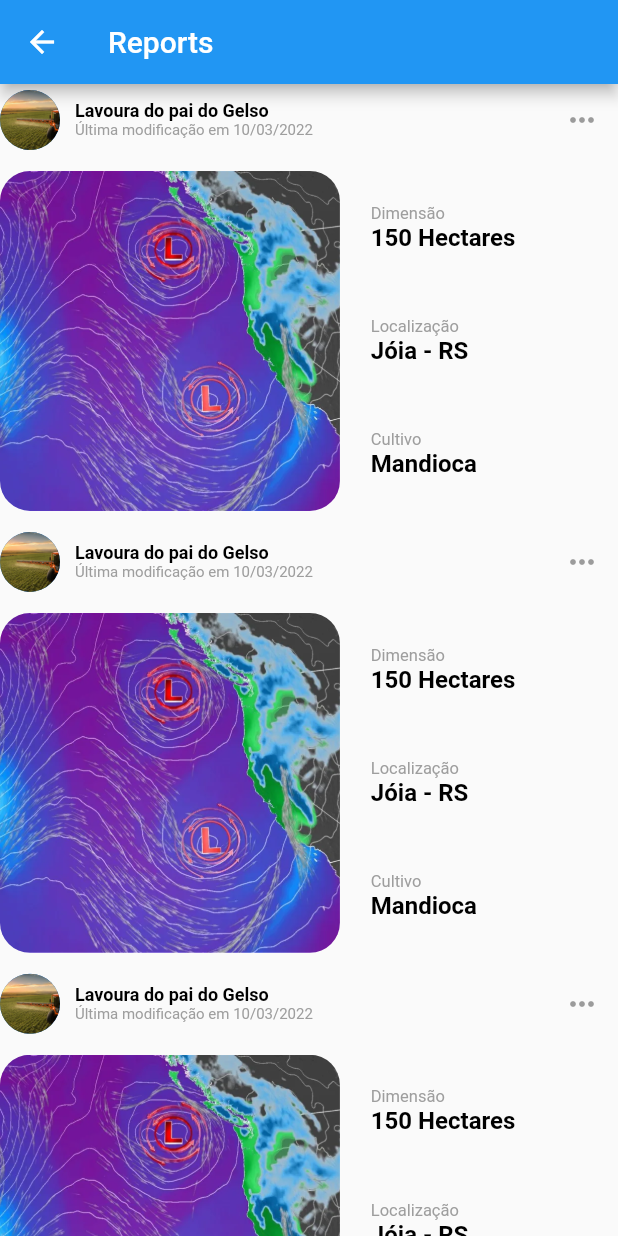
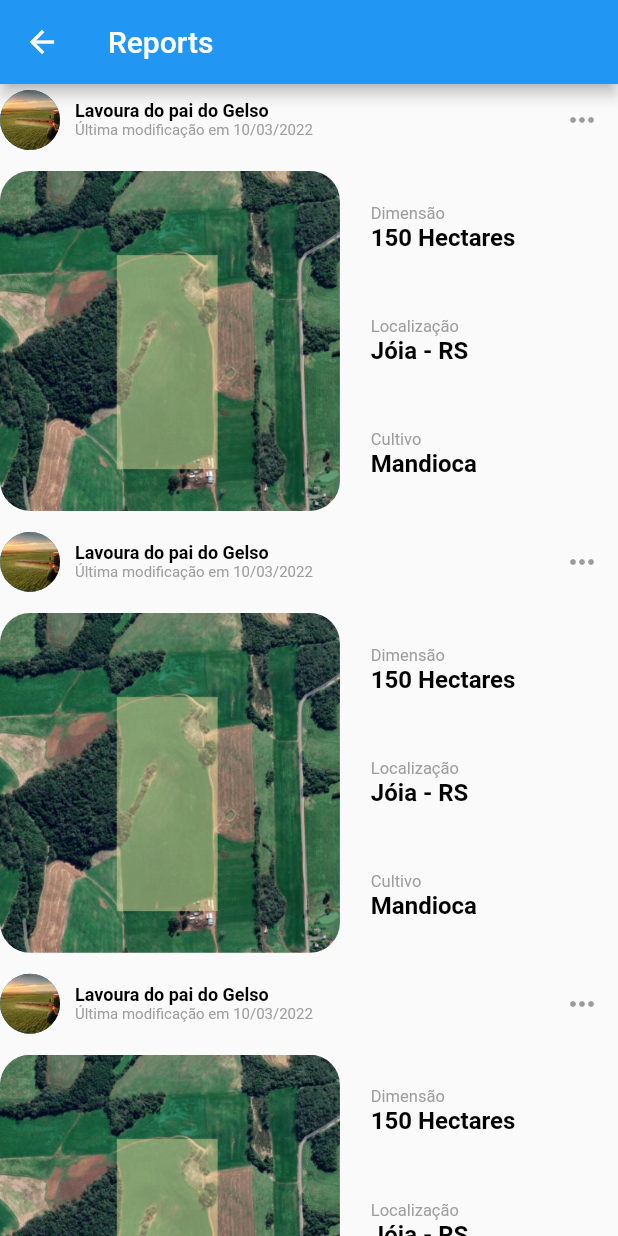
Before and after one commit to Atomiqui/agriscan, a Flutter app: the Reports screen opened by its route, on a phone screen of 412 x 824 dp. Run offline on Flutter 3.47's test engine with Material 2 defaults, Android fonts, the phone set to English and light mode, and no system bars; Roboto replaces fonts that are missing (Arial).

Commit message:
otimizando reportsPage e atualizando as notas.

```diff
--- a/lib/pages/reports.dart
+++ b/lib/pages/reports.dart
@@ -20,10 +20,62 @@ class _ReportsState extends State<Reports> {
         itemBuilder: (BuildContext context, int index) {
           return Column(
             children: [
-              const Row(
+              createHeaderRow('assets/images/aplicacoes.jpg', 'Lavoura do pai do Gelso', 'Última modificação em 10/03/2022'),
+              SizedBox(
+                height: 10,
+              ),
+              createsBodyRow(context, 'assets/images/areaInmap.png'),
+              SizedBox(
+                height: 10,
+              ),
+            ],
+          );
+        }
+      )
+    );
+  }
+
+  Row createsBodyRow(BuildContext context, String image) {
+    return Row(
+              mainAxisAlignment: MainAxisAlignment.start,
+              crossAxisAlignment: CrossAxisAlignment.center,
+              children: [
+                Container(
+                  height: MediaQuery.of(context).size.width * 0.55,
+                  width: MediaQuery.of(context).size.width * 0.55,
+                  decoration: BoxDecoration(
+                    borderRadius: BorderRadius.circular(20.0),
+                    image: DecorationImage(
+                      fit: BoxFit.cover,
+                      image: AssetImage(image),
+                    ),
+                  ),
+                ),
+                SizedBox(
+                  width: MediaQuery.of(context).size.width * 0.05,
+                ),
+                Container(
+                  height: MediaQuery.of(context).size.width * 0.55,
+                  child: Column(
+                    mainAxisAlignment: MainAxisAlignment.spaceAround,
+                    crossAxisAlignment: CrossAxisAlignment.start,
+                    children: [
+                      // TODO: isso aqui tem que ser dinâmico para cada item que vai ser criado.
+                      newRichText('Dimensão', '150 Hectares'),
+                      newRichText('Localização', 'Jóia - RS'),
+                      newRichText('Cultivo', 'Mandioca'),
+                    ],
+                  ),
+                ),
+              ],
+            );
+  }
+
+  Row createHeaderRow(String image, String titulo, String modific) {
+    return Row(
       children: [
         CircleAvatar(
-                    backgroundImage: AssetImage('assets/images/aplicacoes.jpg'),
+          backgroundImage: AssetImage(image),
           radius: 20.0, // ajuste este valor para alterar o tamanho da imagem
         ),
         SizedBox(width: 10.0), // espaço entre a imagem e o próximo widget no row
@@ -31,7 +83,7 @@ class _ReportsState extends State<Reports> {
           crossAxisAlignment: CrossAxisAlignment.start,
           children: [
             Text(
-                        'Lavoura do pai do Gelso',
+              titulo,
               style: TextStyle(
                 color: Colors.black,
                 fontSize: 12.0,
@@ -43,7 +95,7 @@ class _ReportsState extends State<Reports> {
               textAlign: TextAlign.left,
             ),
             Text(
-                        'Última modificação em 10/03/2022',
+              modific,
               style: TextStyle(
                 color: Colors.grey,
                 fontSize: 10.0,
@@ -62,49 +114,6 @@ class _ReportsState extends State<Reports> {
           onPressed: null,
         ),
       ],
-              ),
-              SizedBox(
-                height: 10,
-              ),
-              Row(
-                mainAxisAlignment: MainAxisAlignment.start,
-                crossAxisAlignment: CrossAxisAlignment.center,
-                children: [
-                  Container(
-                    height: MediaQuery.of(context).size.width * 0.55,
-                    width: MediaQuery.of(context).size.width * 0.55,
-                    decoration: BoxDecoration(
-                      borderRadius: BorderRadius.circular(20.0),
-                      image: DecorationImage(
-                        fit: BoxFit.cover,
-                        image: AssetImage('assets/images/clima.png'),
-                      ),
-                    ),
-                  ),
-                  SizedBox(
-                    width: MediaQuery.of(context).size.width * 0.05,
-                  ),
-                  Container(
-                    height: MediaQuery.of(context).size.width * 0.55,
-                    child: Column(
-                      mainAxisAlignment: MainAxisAlignment.spaceAround,
-                      crossAxisAlignment: CrossAxisAlignment.start,
-                      children: [
-                        newRichText('Dimensão', '150 Hectares'),
-                        newRichText('Localização', 'Jóia - RS'),
-                        newRichText('Cultivo', 'Mandioca'),
-                      ],
-                    ),
-                  ),
-                ],
-              ),
-              SizedBox(
-                height: 10,
-              ),
-            ],
-          );
-        }
-      )
     );
   }
 
```
Also changed, not shown: assets/images/areaInmap.png (added), 1 other file. Lines whose indentation alone changed are shown as unchanged.
